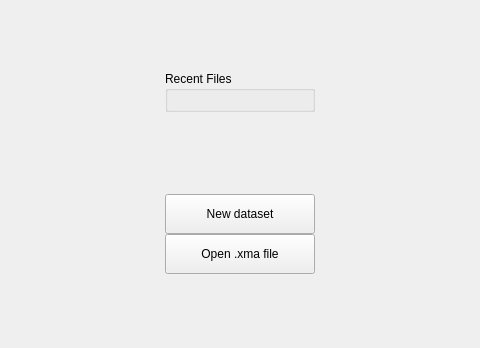
Before: the Qt Designer form src/ui/ui-files/MainWindow.ui in XROMMPackages/xmalab, drawn with Qt 5; both pictures show x 180 to 660 and y 127 to 475 of the 840 by 978 pixel window.
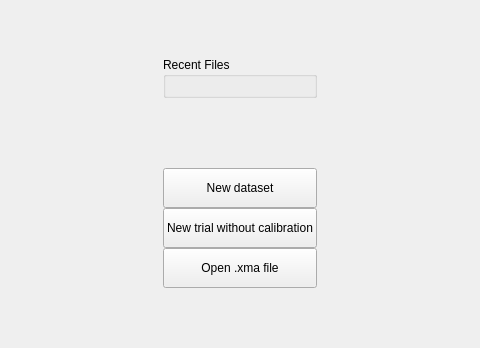
After: the same form once the commit is applied. Icons and pictures are not drawn.

Commit message: fixes #15: XMALab can be used without calibration and undistortion and also with 1 camera. If 1 camera is calibrated it can also track RB. Also some fixes for metadata.

```diff
--- a/src/ui/ui-files/MainWindow.ui
+++ b/src/ui/ui-files/MainWindow.ui
@@ -83,20 +83,20 @@
             <layout class="QGridLayout" name="gridLayout"/>
            </widget>
           </item>
-          <item row="6" column="1">
-           <widget class="QPushButton" name="pushButtonLoad_Project">
-            <property name="minimumSize">
+          <item row="5" column="0">
+           <spacer name="horizontalSpacer">
+            <property name="orientation">
+             <enum>Qt::Horizontal</enum>
+            </property>
+            <property name="sizeHint" stdset="0">
              <size>
-              <width>150</width>
-              <height>40</height>
+              <width>40</width>
+              <height>20</height>
              </size>
             </property>
-            <property name="text">
-             <string>Open .xma file</string>
-            </property>
-           </widget>
+           </spacer>
           </item>
-          <item row="8" column="1">
+          <item row="9" column="1">
            <spacer name="verticalSpacer_2">
             <property name="orientation">
              <enum>Qt::Vertical</enum>
@@ -122,18 +122,18 @@
             </property>
            </spacer>
           </item>
-          <item row="5" column="0">
-           <spacer name="horizontalSpacer">
-            <property name="orientation">
-             <enum>Qt::Horizontal</enum>
-            </property>
-            <property name="sizeHint" stdset="0">
+          <item row="7" column="1">
+           <widget class="QPushButton" name="pushButtonLoad_Project">
+            <property name="minimumSize">
              <size>
-              <width>40</width>
-              <height>20</height>
+              <width>150</width>
+              <height>40</height>
              </size>
             </property>
-           </spacer>
+            <property name="text">
+             <string>Open .xma file</string>
+            </property>
+           </widget>
           </item>
           <item row="5" column="1">
            <widget class="QPushButton" name="pushButtonNew_Project">
@@ -193,6 +193,32 @@
             </property>
            </widget>
           </item>
+          <item row="4" column="1">
+           <spacer name="verticalSpacer_3">
+            <property name="orientation">
+             <enum>Qt::Vertical</enum>
+            </property>
+            <property name="sizeHint" stdset="0">
+             <size>
+              <width>20</width>
+              <height>40</height>
+             </size>
+            </property>
+           </spacer>
+          </item>
+          <item row="6" column="1">
+           <widget class="QPushButton" name="pushButtonTrailWOCalibration">
+            <property name="minimumSize">
+             <size>
+              <width>150</width>
+              <height>40</height>
+             </size>
+            </property>
+            <property name="text">
+             <string>New trial without calibration</string>
+            </property>
+           </widget>
+          </item>
          </layout>
         </widget>
        </item>
```
Left out of the diff: 19 changed lines with no effect on the pictures. The commit also changes 22 other files.
